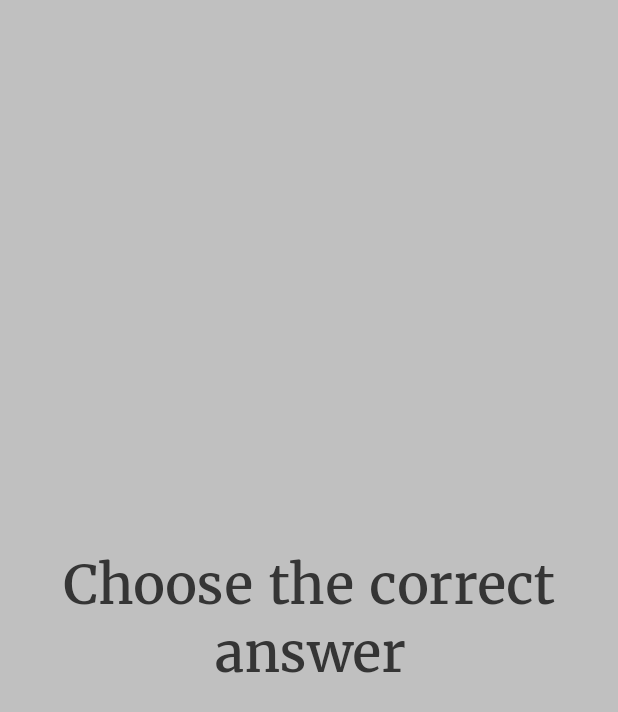
After one commit to EinTheFrog/HistoryQuiz, an Android app: the MainGameFragment screen opened through its navigation route, on a phone screen of 412 x 824 dp. The commit adds this screen. Shown: the top 712 px of the screen. Run offline under Robolectric (Android 15) with nearby library versions, the phone set to English and light mode, and no system bars.

Commit message:
Add main game fragment

```diff
--- /dev/null
+++ b/app/src/main/java/com/einthefrog/historyquiz/ui/MainGameFragment.java
@@ -0,0 +1,23 @@
+package com.einthefrog.historyquiz.ui;
+
+import android.os.Bundle;
+import android.view.LayoutInflater;
+import android.view.View;
+import android.view.ViewGroup;
+
+import androidx.fragment.app.Fragment;
+
+import com.einthefrog.historyquiz.databinding.FragmentMainGameBinding;
+
+public class MainGameFragment extends Fragment {
+
+    @Override
+    public View onCreateView(
+            LayoutInflater inflater,
+            ViewGroup container,
+            Bundle savedInstanceState
+    ) {
+        FragmentMainGameBinding binding = FragmentMainGameBinding.inflate(getLayoutInflater());
+        return binding.getRoot();
+    }
+}
--- a/app/src/main/java/com/einthefrog/historyquiz/ui/MainMenuFragment.java
+++ b/app/src/main/java/com/einthefrog/historyquiz/ui/MainMenuFragment.java
@@ -1,12 +1,16 @@
 package com.einthefrog.historyquiz.ui;
 
+import android.app.Activity;
 import android.os.Bundle;
 import android.view.LayoutInflater;
 import android.view.View;
 import android.view.ViewGroup;
 
 import androidx.fragment.app.Fragment;
+import androidx.navigation.NavController;
+import androidx.navigation.Navigation;
 
+import com.einthefrog.historyquiz.R;
 import com.einthefrog.historyquiz.databinding.FragmentMainMenuBinding;
 
 public class MainMenuFragment extends Fragment {
@@ -18,6 +22,19 @@ public class MainMenuFragment extends Fragment {
             Bundle savedInstanceState
     ) {
         FragmentMainMenuBinding binding = FragmentMainMenuBinding.inflate(getLayoutInflater());
+
+        Activity activity = getActivity();
+        if (activity != null) {
+            setOnStartClickListener(activity, binding);
+        }
+
         return binding.getRoot();
     }
+
+    private void setOnStartClickListener(Activity activity, FragmentMainMenuBinding binding) {
+        NavController navController = Navigation.findNavController(activity, R.id.nav_host_fragment);
+        binding.buttonStart.setOnClickListener(view -> {
+            navController.navigate(R.id.action_mainMenuFragment_to_mainGameFragment);
+        });
+    }
 }
--- /dev/null
+++ b/app/src/main/res/layout/fragment_main_game.xml
@@ -0,0 +1,20 @@
+<?xml version="1.0" encoding="utf-8"?>
+<androidx.constraintlayout.widget.ConstraintLayout
+    xmlns:android="http://schemas.android.com/apk/res/android"
+    xmlns:app="http://schemas.android.com/apk/res-auto"
+    android:layout_width="match_parent"
+    android:layout_height="match_parent">
+
+    <TextView
+        android:id="@+id/text_task"
+        android:text="@string/task_choose_correct"
+        android:textAppearance="?attr/textAppearanceHeadline2"
+        android:textAlignment="center"
+        android:layout_width="wrap_content"
+        android:layout_height="wrap_content"
+        app:layout_constraintTop_toTopOf="parent"
+        app:layout_constraintStart_toStartOf="parent"
+        app:layout_constraintEnd_toEndOf="parent"
+        app:layout_constraintBottom_toBottomOf="parent" />
+
+</androidx.constraintlayout.widget.ConstraintLayout>
--- a/app/src/main/res/navigation/nav_graph.xml
+++ b/app/src/main/res/navigation/nav_graph.xml
@@ -4,8 +4,21 @@
     xmlns:app="http://schemas.android.com/apk/res-auto"
     android:id="@+id/nav_graph.xml"
     app:startDestination="@id/mainMenuFragment">
+
     <fragment
         android:id="@+id/mainMenuFragment"
-        android:name="com.einthefrog.historyquiz.ui.MainMenuFragment" />
+        android:name="com.einthefrog.historyquiz.ui.MainMenuFragment">
+        <action
+            android:id="@+id/action_mainMenuFragment_to_mainGameFragment"
+            app:destination="@id/mainGameFragment" />
+    </fragment>
+
+    <fragment
+        android:id="@+id/mainGameFragment"
+        android:name="com.einthefrog.historyquiz.ui.MainGameFragment">
+        <action
+            android:id="@+id/action_mainGameFragment_to_mainMenuFragment"
+            app:popUpTo="@id/mainMenuFragment" />
+    </fragment>
 
 </navigation>
--- a/app/src/main/res/values/strings.xml
+++ b/app/src/main/res/values/strings.xml
@@ -1,4 +1,5 @@
 <resources>
     <string name="app_name">HistoryQuiz</string>
     <string name="start">Start</string>
+    <string name="task_choose_correct">Choose the correct answer</string>
 </resources>
--- a/app/src/main/res/values/styles.xml
+++ b/app/src/main/res/values/styles.xml
@@ -12,6 +12,12 @@
         <item name="android:textSize">42sp</item>
         <item name="android:textColor">?attr/colorOnBackground</item>
     </style>
+    <style name="TextAppearance.HistoryQuiz.Headline2" parent="TextAppearance.MaterialComponents.Headline2">
+        <item name="fontFamily">@font/merriweather</item>
+        <item name="android:fontFamily">@font/merriweather</item>
+        <item name="android:textSize">36sp</item>
+        <item name="android:textColor">?attr/colorOnBackground</item>
+    </style>
     <style name="TextAppearance.HistoryQuiz.Body1" parent="TextAppearance.MaterialComponents.Body1">
         <item name="fontFamily">@font/merriweather</item>
         <item name="android:fontFamily">@font/merriweather</item>
--- a/app/src/main/res/values/themes.xml
+++ b/app/src/main/res/values/themes.xml
@@ -21,6 +21,7 @@
         <item name="android:colorBackground">?attr/backgroundColor</item>
 
         <item name="textAppearanceHeadline1">@style/TextAppearance.HistoryQuiz.Headline1</item>
+        <item name="textAppearanceHeadline2">@style/TextAppearance.HistoryQuiz.Headline2</item>
         <item name="textAppearanceBody1">@style/TextAppearance.HistoryQuiz.Body1</item>
     </style>
 </resources>
```
